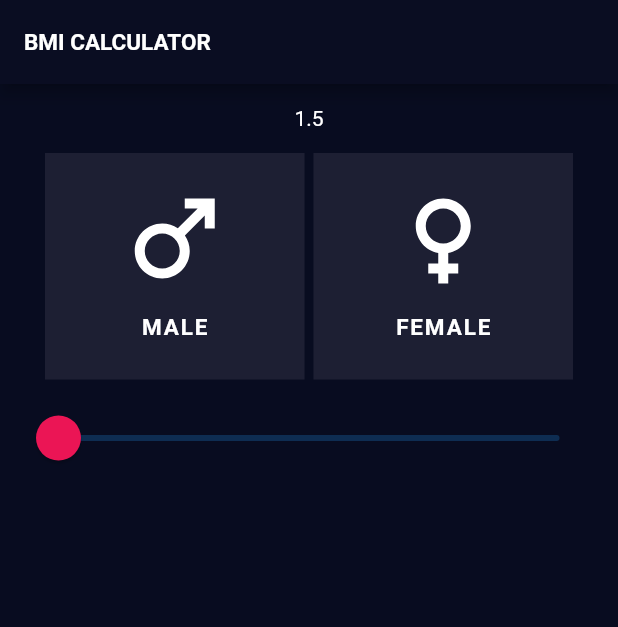
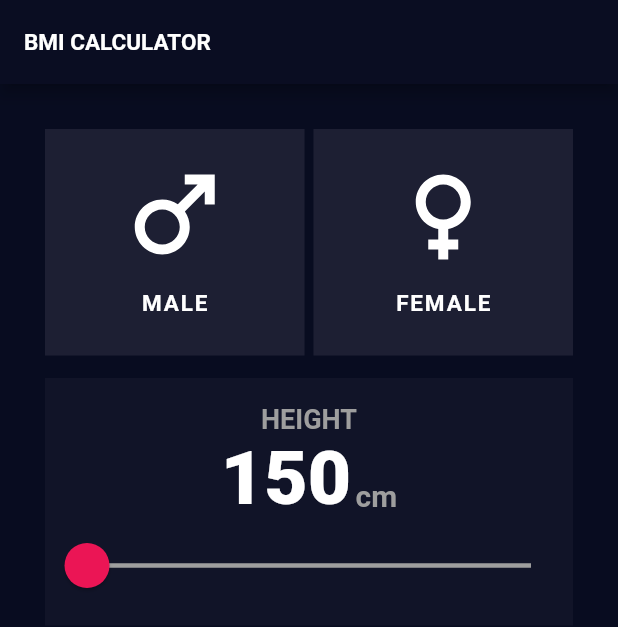
Before and after one commit to NickTaykey/BMI_calculator_app, a Flutter app: the screen it shows after launch, on a phone screen of 412 x 824 dp. Shown: the top 627 px of the screen. Run offline on Flutter 3.47's test engine with Material 2 defaults, Android fonts, the phone set to English and light mode, and no system bars; our stand-ins replace flutter_svg.

Commit message:
complete HeightSlider

```diff
--- a/lib/BMICalculator.dart
+++ b/lib/BMICalculator.dart
@@ -8,18 +8,17 @@ class BMICalculator extends StatefulWidget {
 }
 
 class _BMICalculatorState extends State<BMICalculator> {
-  double height = 1.5;
+  int height = 150;
   String sex;
   void setSex(String v) => setState(() => sex = v);
-  void setHeight(double v) => setState(() => height = v);
-  double getHeight() => height;
+  void setHeight(int v) => setState(() => height = v);
+  int getHeight() => height;
   @override
   Widget build(BuildContext context) {
     return Container(
-      margin: EdgeInsets.all(15),
+      margin: EdgeInsets.symmetric(horizontal: 30, vertical: 15),
       child: Column(
         children: [
-          Text('$height'),
           SexSection(setSex),
           HeightSlider(setHeight, getHeight),
         ],
--- a/lib/HeightSlider.dart
+++ b/lib/HeightSlider.dart
@@ -1,26 +1,67 @@
 import 'package:flutter/material.dart';
 
 class HeightSlider extends StatelessWidget {
-  final double maxHeight = 2.25, minHeight = 1.5;
+  final int maxHeight = 225, minHeight = 150;
   final Function setHeight, getHeight;
   HeightSlider(this.setHeight, this.getHeight);
   @override
   Widget build(BuildContext context) {
     return Container(
+      padding: EdgeInsets.fromLTRB(0, 5, 0, 12),
+      color: Color.fromRGBO(17, 20, 40, 1),
       child: Column(
         children: [
+          Container(
+            margin: EdgeInsets.only(top: 12),
+            child: Text(
+              'HEIGHT',
+              style: TextStyle(
+                color: Colors.grey,
+                fontWeight: FontWeight.bold,
+                fontSize: 18,
+              ),
+            ),
+          ),
+          Row(
+            mainAxisAlignment: MainAxisAlignment.center,
+            children: [
+              Text(
+                getHeight().toString(),
+                style: TextStyle(
+                  fontSize: 50,
+                  fontWeight: FontWeight.w900,
+                ),
+              ),
+              Container(
+                margin: EdgeInsets.fromLTRB(3, 22, 0, 0),
+                child: Text(
+                  'cm',
+                  style: TextStyle(
+                    fontSize: 20,
+                    fontWeight: FontWeight.bold,
+                    color: Colors.grey,
+                  ),
+                ),
+              )
+            ],
+          ),
           SliderTheme(
             data: SliderThemeData(
+              trackHeight: 3,
+              trackShape: RectangularSliderTrackShape(),
+              overlayColor: Colors.red.withAlpha(32),
+              overlayShape: RoundSliderOverlayShape(overlayRadius: 28.0),
               thumbColor: Color.fromRGBO(235, 21, 85, 1),
               thumbShape: RoundSliderThumbShape(enabledThumbRadius: 15),
+              activeTrackColor: Colors.white,
+              inactiveTrackColor: Colors.grey,
             ),
             child: Slider(
-              value: getHeight(),
-              min: minHeight,
-              max: maxHeight,
+              value: getHeight().toDouble(),
+              min: minHeight.toDouble(),
+              max: maxHeight.toDouble(),
               onChanged: (double v) {
-                double rounded = double.parse(v.toStringAsFixed(2));
-                setHeight(rounded);
+                setHeight(v.toInt());
               },
             ),
           ),
--- a/lib/SexSelection.dart
+++ b/lib/SexSelection.dart
@@ -17,7 +17,7 @@ class SexSection extends StatelessWidget {
         children: [
           Expanded(
             child: Container(
-              margin: EdgeInsets.fromLTRB(15, 15, 3, 15),
+              margin: EdgeInsets.fromLTRB(0, 15, 3, 15),
               padding: EdgeInsets.fromLTRB(18, 9, 18, 18),
               color: Color.fromRGBO(29, 31, 51, 1),
               child: TextButton(
@@ -45,7 +45,7 @@ class SexSection extends StatelessWidget {
           ),
           Expanded(
             child: Container(
-              margin: EdgeInsets.fromLTRB(3, 15, 15, 15),
+              margin: EdgeInsets.fromLTRB(3, 15, 0, 15),
               padding: EdgeInsets.fromLTRB(18, 9, 18, 18),
               color: Color.fromRGBO(29, 31, 51, 1),
               child: TextButton(
```
